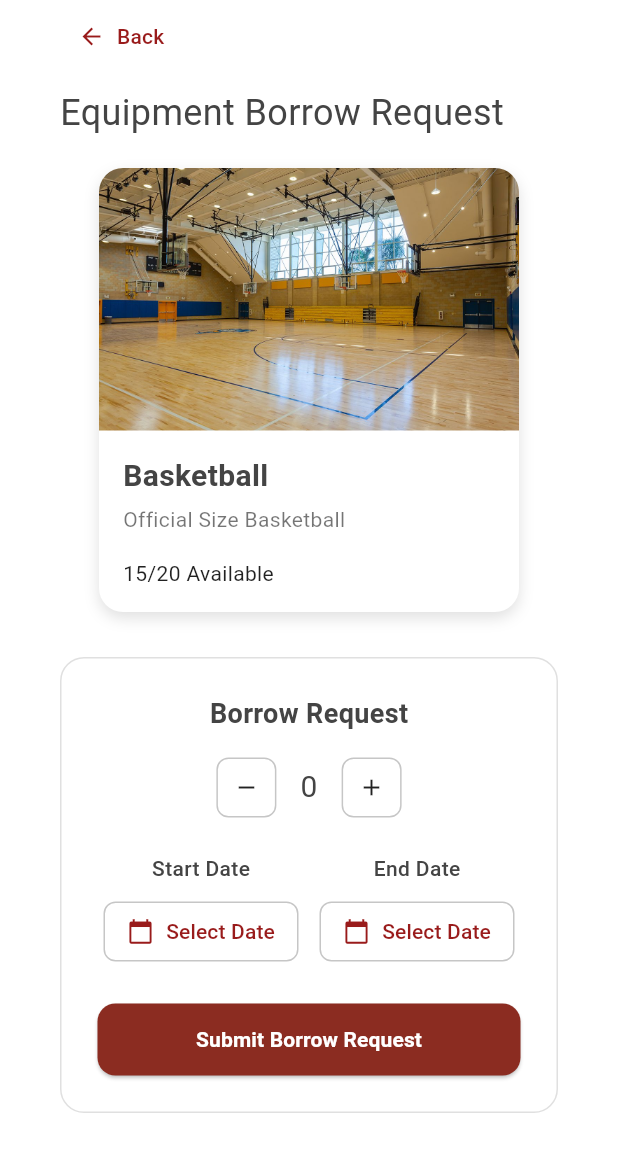
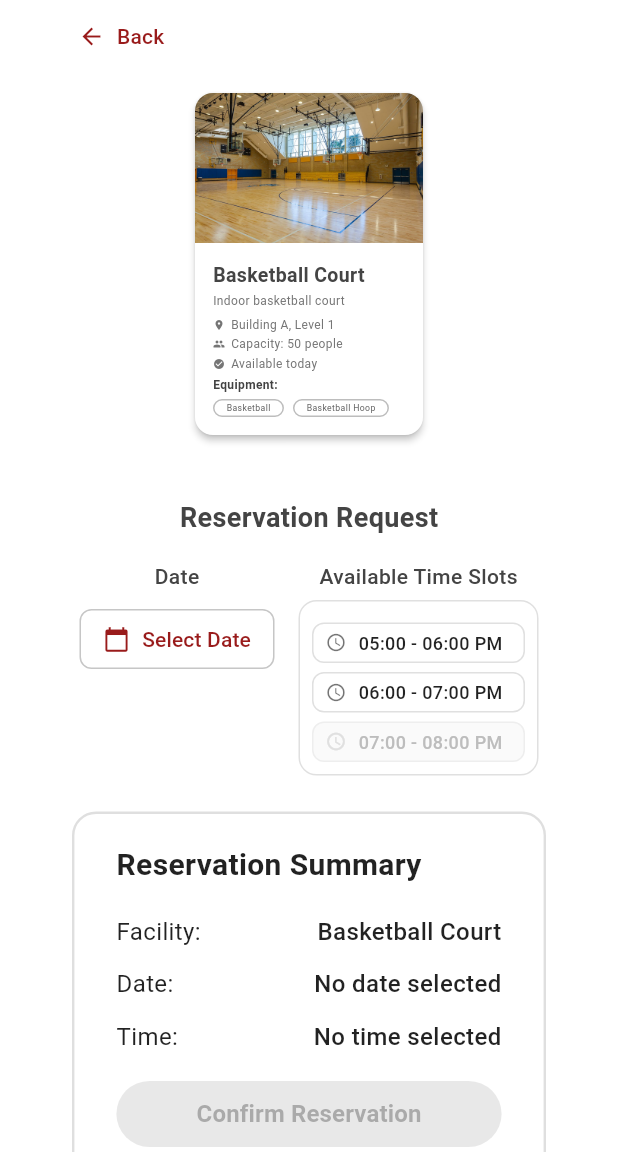
Before and after one commit to Brian-Kristofer-Perez/SpartaGO, a Flutter app: the screen it shows after launch, on a phone screen of 412 x 824 dp, the part 84-1236 px from its top. Run offline on Flutter 3.47's test engine with Material 3 defaults, Android fonts, the phone set to English and light mode, and no system bars; our stand-ins replace table_calendar.

Commit message:
feat: add facility request page

```diff
--- a/lib/main.dart
+++ b/lib/main.dart
@@ -2,6 +2,7 @@ import 'package:flutter/material.dart';
 import 'package:sparta_go/pages/equipment/equipment.dart';
 import 'package:sparta_go/pages/facilities/facilities.dart';
 import 'package:sparta_go/pages/equipment-borrow-request/EquipmentBorrowRequestPage.dart';
+import 'package:sparta_go/pages/facility-borrow-request/FacilityBorrowRequestPage.dart';
 import 'package:sparta_go/pages/login/login-page.dart';
 
 import 'common/back_button.dart';
@@ -19,7 +20,7 @@ class MyApp extends StatelessWidget {
     return MaterialApp(
       title: 'Flutter Demo',
       routes: {
-          '/': (context) => EquipmentBorrowRequestPage(),
+          '/': (context) => FacilityBorrowRequestPage(),
           // '/about': (context) => AboutPage(),
         },
       theme: ThemeData(
--- /dev/null
+++ b/lib/pages/facility-borrow-request/FacilityBorrowRequestPage.dart
@@ -0,0 +1,86 @@
+
+import 'package:flutter/material.dart';
+import 'package:sparta_go/pages/facility-borrow-request/FacilityBorrowRequestWidget.dart';
+import 'package:sparta_go/pages/facility-borrow-request/FacilityItemCard.dart';
+
+import '../../common/back_button.dart';
+
+class FacilityBorrowRequestPage extends StatelessWidget {
+
+  // TODO: replace with equipment object
+  // final Map<String, dynamic> borrowedItem;
+  // BorrowRequestPage({required this.borrowedItem});
+
+  @override
+  Widget build(BuildContext context) {
+    return Scaffold(
+        appBar: AppBar(
+            backgroundColor: Colors.white,
+            elevation: 0,
+            leadingWidth: 100,
+            leading: Center(
+              child: Image.asset(
+                'assets/images/logo.png',
+                width: 80,
+                height: 60,
+                fit: BoxFit.contain,
+                errorBuilder: (context, error, stackTrace) => const Icon(
+                  Icons.fitness_center,
+                  color: Colors.red,
+                  size: 40,
+                ),
+              ),
+            ),
+        ),
+        body:
+            SingleChildScrollView(
+              child:
+                Padding(
+                    padding: EdgeInsets.symmetric(horizontal: 40),
+                    child:
+                    Column(
+                      crossAxisAlignment: CrossAxisAlignment.start,
+                      children: [
+
+                        CustomBackButton(),
+
+                        SizedBox(height: 10,),
+
+                        Center(
+                            child: FacilityItemCard(
+                              facility:
+                                {
+                                  'name': 'Basketball Court',
+                                  'description': 'Indoor basketball court',
+                                  'image': 'assets/images/basketballCourt.jpg',
+                                  'building': 'Building A, Level 1',
+                                  'capacity': '50 people',
+                                  'equipment': ['Basketball', 'Basketball Hoop'],
+                                  'type': 'Court',
+                                },
+                            )
+                        ),
+
+                        SizedBox(height: 30,),
+
+                        Center(
+                          child: FacilityBorrowRequestWidget(
+                            facility: {
+                              'name': 'Basketball Court',
+                              'description': 'Indoor basketball court',
+                              'image': 'assets/images/basketballCourt.jpg',
+                              'building': 'Building A, Level 1',
+                              'capacity': '50 people',
+                              'equipment': ['Basketball', 'Basketball Hoop'],
+                              'type': 'Court',
+                            },
+                          ),
+                        )
+
+                      ],
+                    )
+                )
+            )
+      );
+  }
+}
--- /dev/null
+++ b/lib/pages/facility-borrow-request/FacilityBorrowRequestWidget.dart
@@ -0,0 +1,163 @@
+import 'package:flutter/material.dart';
+import 'package:sparta_go/pages/facility-borrow-request/ReservationSummaryCard.dart';
+import 'package:sparta_go/pages/facility-borrow-request/TimeSlotSelector.dart';
+import '../../common/calendar/calendar.dart';
+
+class FacilityBorrowRequestWidget extends StatefulWidget {
+
+  final Map<String,dynamic> facility;
+  const FacilityBorrowRequestWidget({super.key, required this.facility});
+
+  @override
+  State<FacilityBorrowRequestWidget> createState() => _FacilityBorrowRequestWidgetState();
+}
+
+class _FacilityBorrowRequestWidgetState extends State<FacilityBorrowRequestWidget> {
+
+  DateTime? startDate;
+  String? selectedTime;
+
+  @override
+  Widget build(BuildContext context) {
+    return Center(
+      child: Container(
+        padding: const EdgeInsets.all(8),
+        child: Column(
+          mainAxisSize: MainAxisSize.min,
+          children: [
+            const Text(
+              'Reservation Request',
+              style: TextStyle(
+                fontSize: 18,
+                fontWeight: FontWeight.w600,
+              ),
+            ),
+            const SizedBox(height: 16),
+
+            // Date pickers
+            Row(
+              mainAxisAlignment: MainAxisAlignment.spaceEvenly,
+              crossAxisAlignment: CrossAxisAlignment.start,
+              children: [
+                _dateSelector(
+                  label: 'Date',
+                  selectedDate: startDate,
+                  onPicked: (picked) => setState(() => startDate = picked),
+                ),
+                SizedBox(width: 6),
+
+                TimeSlotSelector(
+                  onSelected: (time) {
+                    setState(() {
+                      selectedTime = time;
+                    });
+                  },
+                )
+              ],
+            ),
+            const SizedBox(height: 24),
+
+            // Submit button
+            ReservationSummaryCard(
+              facility: widget.facility,
+              date: startDate,
+              time: selectedTime,
+              onConfirm: () {
+                print("Hello world");
+              },
+
+            )
+          ],
+        ),
+      ),
+    );
+  }
+
+
+  Widget _dateSelector({
+    required String label,
+    required DateTime? selectedDate,
+    required Function(DateTime?) onPicked,
+  }) {
+    return Column(
+      children: [
+        Text(label, style: const TextStyle(fontWeight: FontWeight.w500)),
+        const SizedBox(height: 8),
+        SizedBox(
+          width: 130,
+          child: OutlinedButton.icon(
+            onPressed: () async {
+              final picked = await showCustomCalendarDialog(context);
+              if (picked != null) onPicked(picked);
+
+              setState(() {
+                startDate = picked;
+              });
+            },
+            icon: const Icon(Icons.calendar_today, size: 18),
+            label: Text(
+              selectedDate != null
+                  ? "${selectedDate.year}-${selectedDate.month}-${selectedDate
+                  .day}"
+                  : 'Select Date',
+            ),
+            style: OutlinedButton.styleFrom(
+              padding: const EdgeInsets.symmetric(vertical: 10),
+              shape: RoundedRectangleBorder(
+                borderRadius: BorderRadius.circular(8),
+              ),
+            ),
+          ),
+        ),
+      ],
+    );
+  }
+}
+
+Future<DateTime?> showCustomCalendarDialog(BuildContext context) async {
+  DateTime? selectedDate;
+
+  await showDialog<DateTime>(
+    context: context,
+    barrierDismissible: true,
+    builder: (context) {
+      return Center(
+        child: Material(
+          color: Colors.transparent,
+          child: Container(
+            width: MediaQuery.of(context).size.width * 0.85,
+            padding: const EdgeInsets.all(20),
+            decoration: BoxDecoration(
+              color: Colors.white,
+              borderRadius: BorderRadius.circular(16),
+            ),
+            child: Column(
+              mainAxisSize: MainAxisSize.min,
+              children: [
+                CustomCalendar(
+                  onDateSelected: (date) {
+                    selectedDate = date;
+                    Navigator.pop(context, date);
+                  },
+                ),
+                const SizedBox(height: 8),
+                Align(
+                  alignment: Alignment.centerRight,
+                  child: TextButton(
+                    onPressed: () => Navigator.pop(context),
+                    child: const Text(
+                      "Cancel",
+                      style: TextStyle(color: Color(0xFF991B1B))
+                    ),
+                  ),
+                ),
+              ],
+            ),
+          ),
+        ),
+      );
+    },
+  );
+
+  return selectedDate;
+}
--- /dev/null
+++ b/lib/pages/facility-borrow-request/FacilityItemCard.dart
@@ -0,0 +1,154 @@
+import 'package:flutter/material.dart';
+
+class FacilityItemCard extends StatelessWidget {
+  final Map<String, dynamic> facility;
+
+  const FacilityItemCard({Key? key, required this.facility}) : super(key: key);
+
+  @override
+  Widget build(BuildContext context) {
+    return
+      SizedBox(
+        width: 160,
+        child:
+          Card(
+            elevation: 2,
+            color: Colors.white,
+            shape: RoundedRectangleBorder(
+              borderRadius: BorderRadius.circular(12),
+            ),
+            child: Column(
+              crossAxisAlignment: CrossAxisAlignment.start,
+              children: [
+                // Image
+                ClipRRect(
+                  borderRadius: const BorderRadius.vertical(top: Radius.circular(12)),
+                  child: Container(
+                    height: 100,
+                    width: double.infinity,
+                    color: Colors.grey[300],
+                    child: Image.asset(
+                      facility['image'],
+                      fit: BoxFit.cover,
+                      errorBuilder: (context, error, stackTrace) => Icon(
+                        Icons.fitness_center,
+                        size: 50,
+                        color: Colors.grey[400],
+                      ),
+                    ),
+                  ),
+                ),
+
+                // Content
+                Padding(
+                  padding: const EdgeInsets.all(12.0),
+                  child: Column(
+                    crossAxisAlignment: CrossAxisAlignment.start,
+                    children: [
+                      Text(
+                        facility['name'],
+                        style: const TextStyle(
+                          fontSize: 13,
+                          fontWeight: FontWeight.bold,
+                        ),
+                        maxLines: 1,
+                        overflow: TextOverflow.ellipsis,
+                      ),
+                      const SizedBox(height: 2),
+                      Text(
+                        facility['description'],
+                        style: TextStyle(
+                          fontSize: 8,
+                          color: Colors.grey[600],
+                        ),
+                        maxLines: 2,
+                        overflow: TextOverflow.ellipsis,
+                      ),
+                      const SizedBox(height: 5),
+                      Row(
+                        children: [
+                          Icon(Icons.location_on, size: 8, color: Colors.grey[600]),
+                          const SizedBox(width: 4),
+                          Expanded(
+                            child: Text(
+                              facility['building'],
+                              style: TextStyle(
+                                fontSize: 8,
+                                color: Colors.grey[600],
+                              ),
+                              maxLines: 1,
+                              overflow: TextOverflow.ellipsis,
+                            ),
+                          ),
+                        ],
+                      ),
+                      const SizedBox(height: 2),
+                      Row(
+                        children: [
+                          Icon(Icons.people, size: 8, color: Colors.grey[600]),
+                          const SizedBox(width: 4),
+                          Text(
+                            'Capacity: ${facility['capacity']}',
+                            style: TextStyle(
+                              fontSize: 8,
+                              color: Colors.grey[600],
+                            ),
+                          ),
+                        ],
+                      ),
+                      const SizedBox(height: 2),
+                      Row(
+                        children: [
+                          Icon(Icons.check_circle, size: 8, color: Colors.grey[600]),
+                          const SizedBox(width: 4),
+                          Text(
+                            'Available today',
+                            style: TextStyle(
+                              fontSize: 8,
+                              color: Colors.grey[600],
+                            ),
+                          ),
+                        ],
+                      ),
+                      const SizedBox(height: 3),
+
+                      // Equipment section
+                      Text(
+                        'Equipment:',
+                        style: TextStyle(
+                          fontSize: 8,
+                          fontWeight: FontWeight.w600,
+                          color: Colors.grey[800],
+                        ),
+                      ),
+                      const SizedBox(height: 4),
+                      Wrap(
+                        spacing: 6,
+                        runSpacing: 4,
+                        children: facility['equipment'].map<Widget>((equipment) {
+                          return Container(
+                            padding: const EdgeInsets.symmetric(horizontal: 8, vertical: 1),
+                            decoration: BoxDecoration(
+                              border: Border.all(color: Colors.grey[400]!),
+                              borderRadius: BorderRadius.circular(12),
+                            ),
+                            child: Text(
+                              equipment,
+                              style: TextStyle(
+                                fontSize: 5.8,
+                                color: Colors.grey[700],
+                              ),
+                            ),
+                          );
+                        }).toList(),
+                      ),
+                    ],
+                  ),
+                ),
+              ],
+            ),
+          )
+      );
+
+  }
+}
--- /dev/null
+++ b/lib/pages/facility-borrow-request/ReservationSummaryCard.dart
@@ -0,0 +1,133 @@
+import 'package:flutter/material.dart';
+
+class ReservationSummaryCard extends StatelessWidget {
+  final Map<String, dynamic> facility;
+  final DateTime? date;
+  final String? time;
+  final VoidCallback? onConfirm;
+
+  const ReservationSummaryCard({
+    Key? key,
+    required this.facility,
+    required this.date,
+    required this.time,
+    this.onConfirm,
+  }) : super(key: key);
+
+  static const _borderColor = Color(0xFFDFDFDF);
+  static const _buttonColor = Color(0xFF8B1E1E);
+
+  @override
+  Widget build(BuildContext context) {
+    final labelStyle = TextStyle(
+      fontSize: 16,
+      color: Colors.black87,
+    );
+    final valueStyle = TextStyle(
+      fontSize: 16,
+      color: Colors.black87,
+      fontWeight: FontWeight.w500,
+    );
+
+    return Center(
+      child: SizedBox(
+        width: 320,
+        child: Container(
+          padding: const EdgeInsets.symmetric(horizontal: 28, vertical: 20),
+          decoration: BoxDecoration(
+            color: Colors.white,
+            borderRadius: BorderRadius.circular(16),
+            border: Border.all(color: _borderColor, width: 1.6),
+          ),
+          child: Column(
+            mainAxisSize: MainAxisSize.min,
+            children: [
+              // Title
+              Align(
+                alignment: Alignment.centerLeft,
+                child: Text(
+                  'Reservation Summary',
+                  style: TextStyle(
+                    fontSize: 20,
+                    fontWeight: FontWeight.w600,
+                    color: Colors.black87,
+                  ),
+                ),
+              ),
+
+              const SizedBox(height: 18),
+
+              // Rows: Facility / Date / Time
+              _buildInfoRow('Facility:', facility["name"], labelStyle, valueStyle),
+              const SizedBox(height: 12),
+              _buildInfoRow('Date:', date == null ? "No date selected" : "${date?.year}-${date?.month}-${date?.day}", labelStyle, valueStyle),
+              const SizedBox(height: 12),
+              _buildInfoRow('Time:', time ?? "No time selected", labelStyle, valueStyle),
+
+              const SizedBox(height: 18),
+
+              // Confirm button
+              Center(
+                child: SizedBox(
+                  width: 300,
+                  height: 44,
+                  child: ElevatedButton(
+                    onPressed: (date == null || time == null ? null : onConfirm),
+                    style: ElevatedButton.styleFrom(
+                      backgroundColor: _buttonColor,
+                      foregroundColor: Colors.white,
+                      elevation: 0,
+                      shape: const StadiumBorder(),
+                      padding: const EdgeInsets.symmetric(horizontal: 20, vertical: 8),
+                    ),
+                    child: const Text(
+                      'Confirm Reservation',
+                      style: TextStyle(
+                        fontSize: 16,
+                        fontWeight: FontWeight.w700,
+                      ),
+                    ),
+                  ),
+                ),
+              ),
+            ],
+          ),
+        ),
+      ),
+    );
+  }
+
+  Widget _buildInfoRow(
+      String label,
+      String value,
+      TextStyle labelStyle,
+      TextStyle valueStyle,
+      ) {
+    return Row(
+      children: [
+        // left label
+        Expanded(
+          flex: 2,
+          child: Text(
+            label,
+            style: labelStyle,
+          ),
+        ),
+
+        // right value (right aligned)
+        Expanded(
+          flex: 3,
+          child: Align(
+            alignment: Alignment.centerRight,
+            child: Text(
+              value,
+              style: valueStyle,
+              textAlign: TextAlign.right,
+              overflow: TextOverflow.ellipsis,
+            ),
+          ),
+        ),
+      ],
+    );
+  }
+}
--- /dev/null
+++ b/lib/pages/facility-borrow-request/TimeSlotSelector.dart
@@ -0,0 +1,124 @@
+import 'package:flutter/material.dart';
+
+class TimeSlotSelector extends StatefulWidget {
+
+  final List<String> takenSlots;
+
+  final ValueChanged<String>? onSelected;
+
+  const TimeSlotSelector({
+    Key? key,
+    this.takenSlots = const ['07:00 - 08:00 PM'],
+    this.onSelected,
+  }) : super(key: key);
+
+  @override
+  State<TimeSlotSelector> createState() => _TimeSlotSelectorState();
+}
+
+class _TimeSlotSelectorState extends State<TimeSlotSelector> {
+
+  // fixed list of slots
+  final List<String> _allSlots = const [
+    '05:00 - 06:00 PM',
+    '06:00 - 07:00 PM',
+    '07:00 - 08:00 PM',
+  ];
+
+  String? _selectedSlot;
+
+  @override
+  Widget build(BuildContext context) {
+
+    return
+      Column(
+        children: [
+          Text(
+            'Available Time Slots',
+            style: TextStyle(
+              fontSize: 14,
+              fontWeight: FontWeight.w500,
+            ),
+            textAlign: TextAlign.center,
+          ),
+
+          const SizedBox(height: 6),
+
+          Container(
+            width: 160,
+            padding: const EdgeInsets.symmetric(vertical: 8, horizontal: 8),
+            decoration: BoxDecoration(
+              color: Theme.of(context).cardColor,
+              borderRadius: BorderRadius.circular(12),
+              border: Border.all(color: Colors.grey.shade300, width: 1),
+            ),
+            child: Column(
+              mainAxisSize: MainAxisSize.min,
+              children: [
+                ..._allSlots.map((slot) {
+                  final bool isTaken = widget.takenSlots.contains(slot);
+                  final bool isSelected = _selectedSlot == slot;
+
+                  final Color bg = isTaken
+                      ? Colors.grey.shade50
+                      : (isSelected ? Colors.grey.shade100 : Colors.white);
+                  final Color border = isTaken
+                      ? Colors.grey.shade200
+                      : (isSelected ? Theme.of(context).primaryColor : Colors.grey.shade300);
+                  final Color textColor = isTaken
+                      ? Colors.grey.shade400
+                      : (isSelected ? Theme.of(context).primaryColor : Colors.black87);
+
+                  return Padding(
+                    padding: const EdgeInsets.only(top: 6),
+                    child: InkWell(
+                      borderRadius: BorderRadius.circular(8),
+                      onTap: isTaken ? null : () {
+
+                        // update current state and pass to parent via callback
+                        setState(() => _selectedSlot = slot);
+                        widget.onSelected?.call(slot);
+
+                      },
+                      child: Container(
+                        padding: const EdgeInsets.symmetric(vertical: 4, horizontal: 8),
+                        decoration: BoxDecoration(
+                          color: bg,
+                          borderRadius: BorderRadius.circular(8),
+                          border: Border.all(color: border, width: isSelected ? 1.4 : 1),
+                        ),
+                        child: Row(
+                          children: [
+                            Icon(
+                              Icons.access_time,
+                              size: 14,
+                              color: isTaken
+                                  ? Colors.grey.shade300
+                                  : (isSelected ? Theme.of(context).primaryColor : Colors.black54),
+                            ),
+                            const SizedBox(width: 8),
+                            Expanded(
+                              child: Text(
+                                slot,
+                                style: TextStyle(
+                                  fontSize: 12,
+                                  fontWeight: FontWeight.w500,
+                                  color: textColor,
+                                ),
+                                maxLines: 1,
+                                overflow: TextOverflow.ellipsis,
+                              ),
+                            ),
+                          ],
+                        ),
+                      ),
+                    ),
+                  );
+                }).toList(),
+              ],
+          ),
+        )
+      ],
+    );
+  }
+}
```
